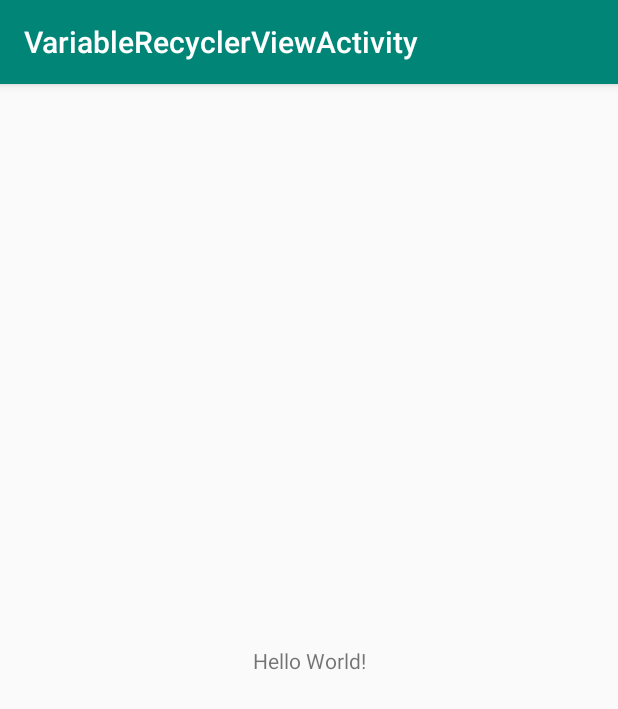
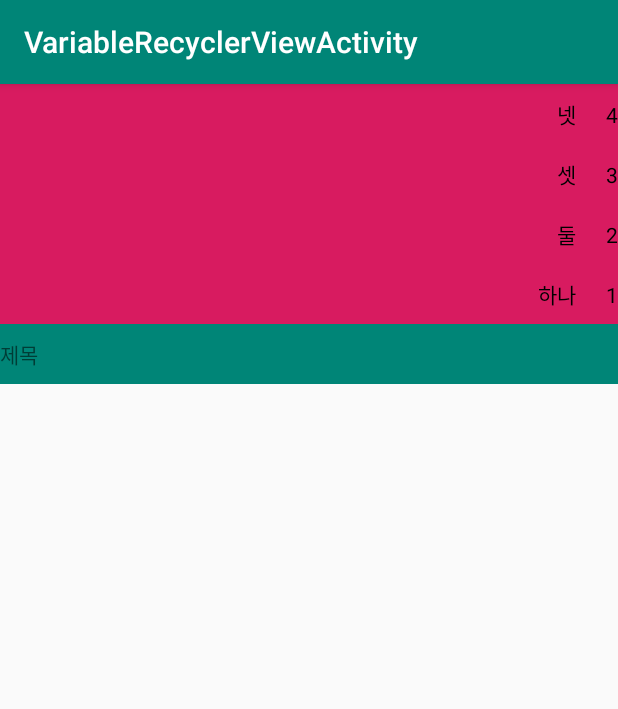
Before and after one commit to olivia-soy/VariableRecyclerViewActivity, an Android app: the screen it shows after launch (MainActivity), on a phone screen of 412 x 824 dp. Shown: the top 709 px of the screen. Run offline under Robolectric (Android 15) with nearby library versions, the phone set to English and light mode, and no system bars.

Commit message:
- variable viewholder recyclerview

```diff
--- a/app/build.gradle
+++ b/app/build.gradle
@@ -33,6 +33,10 @@ dependencies {
     androidTestImplementation 'androidx.test.espresso:espresso-core:3.2.0'
 
 
+    // Gson
+    implementation 'com.google.code.gson:gson:2.8.5'
+
+
     //recyclerview
     implementation 'androidx.recyclerview:recyclerview:1.1.0'
 }
--- /dev/null
+++ b/app/src/main/java/net/soy/variablerecyclerviewactivity/BaseAdapter.kt
@@ -0,0 +1,55 @@
+package net.soy.variablerecyclerviewactivity
+
+import android.content.Context
+import android.view.View
+import android.view.ViewGroup
+import androidx.recyclerview.widget.RecyclerView
+import net.soy.variablerecyclerviewactivity.model.BaseItem
+import kotlin.math.min
+
+abstract class BaseAdapter<T: BaseItem>(val context: Context): RecyclerView.Adapter<BaseViewHolder<T>>() {
+
+    var items: MutableList<T>? = null
+        set(value) {
+            field = value
+            notifyDataSetChanged()
+        }
+
+    override fun getItemCount(): Int {
+        return items?.size?:0
+    }
+
+    abstract fun onCreateCustomholder(parent: ViewGroup, viewType: Int): BaseViewHolder<*>?
+
+    @Suppress("UNCHECKED_CAST")
+    override fun onCreateViewHolder(parent: ViewGroup, viewType: Int): BaseViewHolder<T> {
+        return onCreateCustomholder(parent, viewType) as BaseViewHolder<T>
+    }
+    override fun onBindViewHolder(holder: BaseViewHolder<T>, position: Int) {
+        holder.onBindView(getItem(position), position)
+    }
+
+    override fun getItemViewType(position: Int): Int {
+        return getItem(position)?.viewType?:0
+    }
+
+    private fun getItem(position: Int): T? {
+        return if(itemCount > position) items?.get(position) else null
+    }
+
+    fun addItem(getPosition: Int? = Int.MAX_VALUE, item: T){
+        if(items == null) items = ArrayList()
+        val position = min(getPosition?:0, items?.size?:0)
+        val mergeItems = ArrayList(items)
+        mergeItems.add(position, item)
+        items = mergeItems
+    }
+
+    fun removeItem(position: Int){
+        items?.removeAt(position)
+    }
+
+    fun clear(){
+        items?.clear()
+    }
+}
--- a/app/src/main/java/net/soy/variablerecyclerviewactivity/MainActivity.kt
+++ b/app/src/main/java/net/soy/variablerecyclerviewactivity/MainActivity.kt
@@ -2,11 +2,36 @@ package net.soy.variablerecyclerviewactivity
 
 import androidx.appcompat.app.AppCompatActivity
 import android.os.Bundle
+import androidx.recyclerview.widget.LinearLayoutManager
+import kotlinx.android.synthetic.main.activity_main.*
+import net.soy.variablerecyclerviewactivity.model.TextTwo
 
 class MainActivity : AppCompatActivity() {
+
+    private var mMyAdapter: MyAdapter? = null
+    private var mLinearLayoutManager: LinearLayoutManager? = null
 
     override fun onCreate(savedInstanceState: Bundle?) {
         super.onCreate(savedInstanceState)
         setContentView(R.layout.activity_main)
+
+        mMyAdapter = MyAdapter(this)
+        mLinearLayoutManager = LinearLayoutManager(this)
+
+        rv_main.adapter = mMyAdapter
+        rv_main.layoutManager = mLinearLayoutManager
+
+        setData()
     }
+
+    private fun setData(){
+        val textTwos = ArrayList<TextTwo>()
+        textTwos.add(TextTwo("하나", 1))
+        textTwos.add(TextTwo("둘", 2))
+        textTwos.add(TextTwo("셋", 3))
+        textTwos.add(TextTwo("넷", 4))
+
+        mMyAdapter?.setItems(textTwos, "제목")
+    }
+
 }
--- a/app/src/main/java/net/soy/variablerecyclerviewactivity/MyAdapter.kt
+++ b/app/src/main/java/net/soy/variablerecyclerviewactivity/MyAdapter.kt
@@ -1,45 +1,68 @@
 package net.soy.variablerecyclerviewactivity
 
+import android.content.Context
 import android.view.LayoutInflater
 import android.view.View
 import android.view.ViewGroup
 import android.widget.TextView
-import androidx.recyclerview.widget.RecyclerView
+import net.soy.variablerecyclerviewactivity.model.BaseItem
+import net.soy.variablerecyclerviewactivity.model.TextOneItem
+import net.soy.variablerecyclerviewactivity.model.TextTwo
+import net.soy.variablerecyclerviewactivity.model.TextTwoItem
 
-class MyAdapter : RecyclerView.Adapter<BaseViewHolder<Any>>() {
+class MyAdapter(context: Context) : BaseAdapter<BaseItem>(context) {
 
     companion object{
-        const val VIEW_TYPE_TEXT = 1000
-        const val VIEW_TYPE_IMAGE = 1001
+        const val VIEW_TYPE_TEXT_ONE: Int = 1000
+        const val VIEW_TYPE_TEXT_TWO: Int = 1001
+    }
+
+    override fun onCreateCustomholder(parent: ViewGroup, viewType: Int): BaseViewHolder<*>? {
+        return when(viewType){
+            VIEW_TYPE_TEXT_ONE -> TextOneViewHolder(this, LayoutInflater.from(parent.context).inflate(R.layout.item_text_one, parent, false))
+            VIEW_TYPE_TEXT_TWO -> TextTwoViewHolder(this,LayoutInflater.from(parent.context).inflate(R.layout.item_text_two, parent, false))
+            else -> null
+        }
+    }
+
+    fun setItems(textTwos: ArrayList<TextTwo>?, title: String){
+        clear()
+        addItem(null, TextOneItem(VIEW_TYPE_TEXT_ONE, title))
+
+        textTwos?.let {
+            for(i in it.indices){
+                addItem(null, TextTwoItem(VIEW_TYPE_TEXT_TWO, it[i]))
+            }
+        }
+
+        notifyDataSetChanged()
+    }
+
+    fun addItems(textTwos: ArrayList<TextTwo>?){
+        textTwos?.let {
+            for(i in it.indices){
+                addItem(null, TextTwoItem(VIEW_TYPE_TEXT_TWO, it[i]))
+            }
+        }
+        notifyDataSetChanged()
     }
 
 
-    override fun getItemViewType(position: Int): Int {
-        return if(position % 2 == 0) VIEW_TYPE_TEXT else VIEW_TYPE_IMAGE
-    }
-
-    override fun onCreateViewHolder(parent: ViewGroup, viewType: Int): BaseViewHolder<Any> {
-        return when(viewType){
-            VIEW_TYPE_TEXT -> TextViewHolder(LayoutInflater.from(parent.context).inflate(R.layout.item_text, parent, false))
-            VIEW_TYPE_IMAGE -> ImageViewHolder(LayoutInflater.from(parent.context).inflate(R.layout.item_image, parent, false))
-            else -> TextViewHolder(LayoutInflater.from(parent.context).inflate(R.layout.item_text, parent, false))
+    class TextOneViewHolder(adapter: BaseAdapter<*>, itemView: View): BaseViewHolder<TextOneItem>(adapter, itemView){
+        private var tvOne = itemView.findViewById<TextView>(R.id.tv_one)
+        override fun onBindView(item: TextOneItem?, position: Int) {
+            super.onBindView(item, position)
+            tvOne.text = item?.title
         }
     }
 
-    override fun onBindViewHolder(holder: BaseViewHolder<Any>, position: Int) {
-        holder.onBindView("", position)
-    }
-
-
-    override fun getItemCount(): Int {
-        TODO("not implemented") //To change body of created functions use File | Settings | File Templates.
-    }
-
-    class TextViewHolder(itemView: View) : BaseViewHolder<Any>(itemView) {
-
-    }
-
-    class ImageViewHolder(itemView: View) : BaseViewHolder<Any>(itemView) {
-
+    class TextTwoViewHolder(adapter: BaseAdapter<*>, itemView: View): BaseViewHolder<TextTwoItem>(adapter, itemView){
+        private var tvOne = itemView.findViewById<TextView>(R.id.tv_one)
+        private var tvTwo = itemView.findViewById<TextView>(R.id.tv_two)
+        override fun onBindView(item: TextTwoItem?, position: Int) {
+            super.onBindView(item, position)
+            tvOne.text = item?.textTwo?.title
+            tvTwo.text = item?.textTwo?.num.toString()
+        }
     }
 }
--- /dev/null
+++ b/app/src/main/java/net/soy/variablerecyclerviewactivity/model/BaseItem.kt
@@ -0,0 +1,3 @@
+package net.soy.variablerecyclerviewactivity.model
+
+open class BaseItem @JvmOverloads constructor(var viewType: Int)
--- /dev/null
+++ b/app/src/main/java/net/soy/variablerecyclerviewactivity/model/TextOneItem.kt
@@ -0,0 +1,4 @@
+package net.soy.variablerecyclerviewactivity.model
+
+class TextOneItem @JvmOverloads constructor(viewType: Int = 0, var title: String) : BaseItem(viewType){
+}
--- /dev/null
+++ b/app/src/main/java/net/soy/variablerecyclerviewactivity/model/TextTwo.kt
@@ -0,0 +1,17 @@
+package net.soy.variablerecyclerviewactivity.model
+
+import com.google.gson.annotations.Expose
+import com.google.gson.annotations.SerializedName
+
+data class TextTwo(
+    /**
+     * Description : title
+     */
+    @SerializedName("title") @Expose var title: String?,
+
+    /**
+     * Description: num
+     */
+    @SerializedName("num") @Expose var num: Int?
+
+)
--- /dev/null
+++ b/app/src/main/java/net/soy/variablerecyclerviewactivity/model/TextTwoItem.kt
@@ -0,0 +1,3 @@
+package net.soy.variablerecyclerviewactivity.model
+
+class TextTwoItem @JvmOverloads constructor(viewType: Int = 0, var textTwo: TextTwo?) : BaseItem(viewType)
--- a/app/src/main/res/layout/activity_main.xml
+++ b/app/src/main/res/layout/activity_main.xml
@@ -6,13 +6,14 @@
     android:layout_height="match_parent"
     tools:context=".MainActivity">
 
-    <TextView
-        android:layout_width="wrap_content"
-        android:layout_height="wrap_content"
-        android:text="Hello World!"
+    <androidx.recyclerview.widget.RecyclerView
+        android:layout_width="match_parent"
+        android:layout_height="0dp"
+        android:id="@+id/rv_main"
+        android:orientation="vertical"
+        android:overScrollMode="never"
         app:layout_constraintBottom_toBottomOf="parent"
         app:layout_constraintLeft_toLeftOf="parent"
         app:layout_constraintRight_toRightOf="parent"
         app:layout_constraintTop_toTopOf="parent" />
-
 </androidx.constraintlayout.widget.ConstraintLayout>
--- a/app/src/main/res/layout/item_text.xml
+++ b/app/src/main/res/layout/item_text_one.xml
@@ -3,16 +3,17 @@
     xmlns:app="http://schemas.android.com/apk/res-auto"
     xmlns:tools="http://schemas.android.com/tools"
     android:layout_width="match_parent"
-    android:layout_height="match_parent"
+    android:layout_height="40dp"
+    android:background="@color/colorPrimary"
     tools:context=".MainActivity">
 
     <TextView
+        android:id="@+id/tv_one"
         android:layout_width="wrap_content"
         android:layout_height="wrap_content"
         android:text="Hello World!"
         app:layout_constraintBottom_toBottomOf="parent"
         app:layout_constraintLeft_toLeftOf="parent"
-        app:layout_constraintRight_toRightOf="parent"
         app:layout_constraintTop_toTopOf="parent" />
 
 </androidx.constraintlayout.widget.ConstraintLayout>
--- /dev/null
+++ b/app/src/main/res/layout/item_text_two.xml
@@ -0,0 +1,31 @@
+<?xml version="1.0" encoding="utf-8"?>
+<androidx.constraintlayout.widget.ConstraintLayout xmlns:android="http://schemas.android.com/apk/res/android"
+    xmlns:app="http://schemas.android.com/apk/res-auto"
+    xmlns:tools="http://schemas.android.com/tools"
+    android:layout_width="match_parent"
+    android:layout_height="40dp"
+    android:background="@color/colorAccent">
+
+    <TextView
+        android:id="@+id/tv_one"
+        android:textColor="#000000"
+        android:layout_width="wrap_content"
+        android:layout_height="wrap_content"
+        android:text="Hello World!"
+        android:layout_marginRight="20dp"
+        app:layout_constraintBottom_toBottomOf="parent"
+        app:layout_constraintRight_toLeftOf="@+id/tv_two"
+        app:layout_constraintTop_toTopOf="parent" />
+
+    <TextView
+        android:id="@+id/tv_two"
+        android:textColor="#000000"
+        android:layout_width="wrap_content"
+        android:layout_height="wrap_content"
+        android:text="Hello World!"
+        app:layout_constraintBottom_toBottomOf="parent"
+        app:layout_constraintRight_toRightOf="parent"
+        app:layout_constraintTop_toTopOf="parent" />
+
+
+</androidx.constraintlayout.widget.ConstraintLayout>
```
Also changed, not shown: app/src/main/java/net/soy/variablerecyclerviewactivity/BaseViewHolder.kt (+6 -2 lines), app/src/main/res/layout/item_image.xml (deleted, +0 -20 lines).
